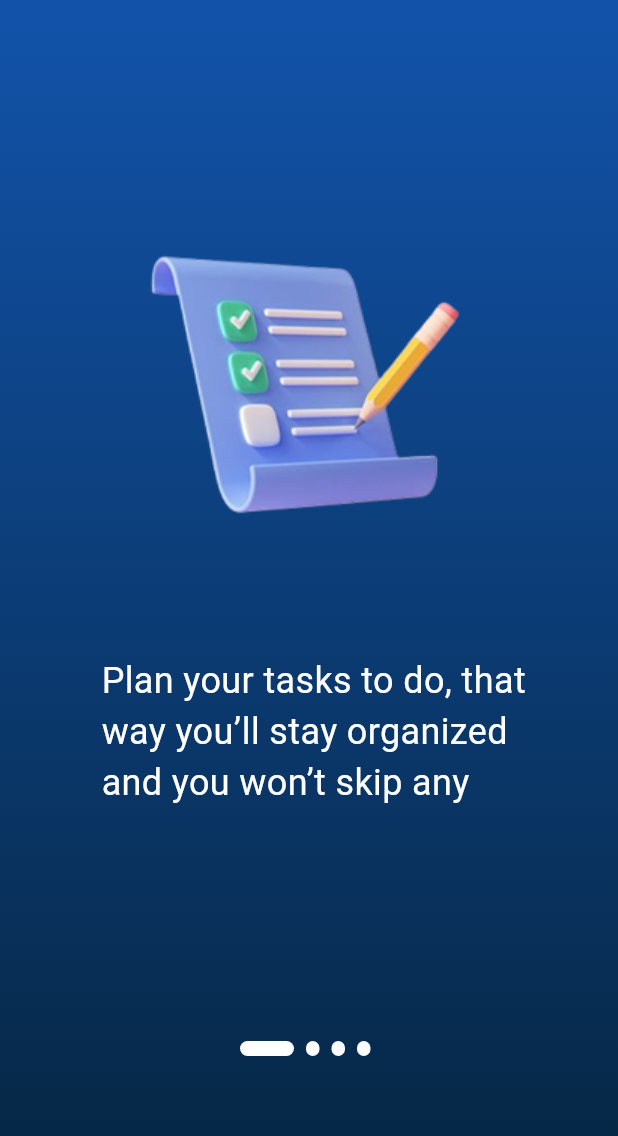
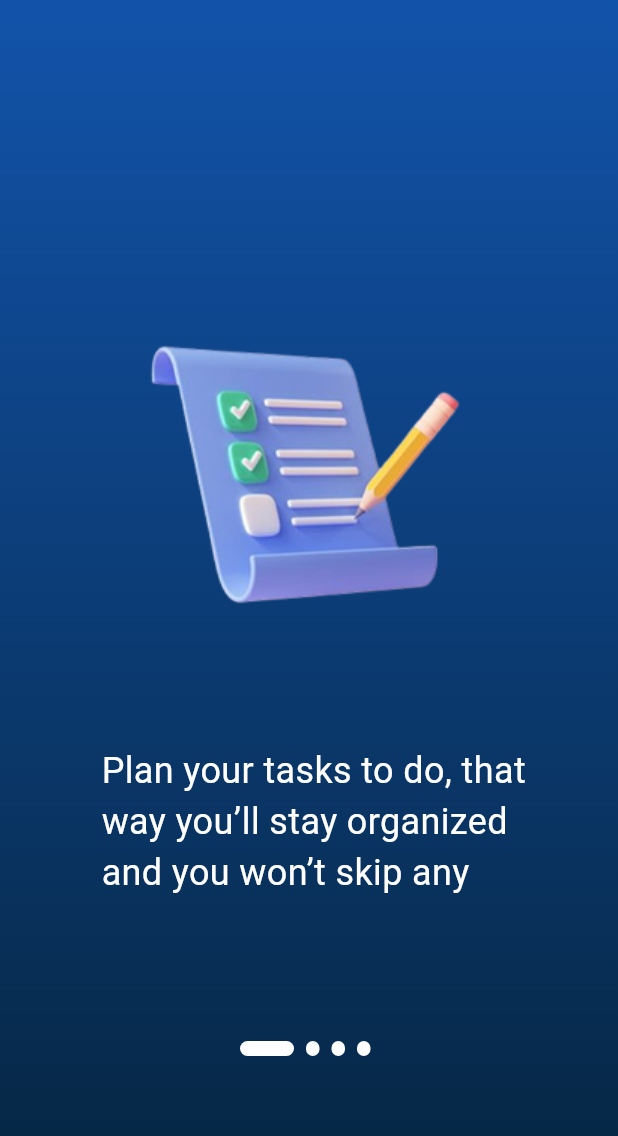
Before and after one commit to Adhamessam2/Todoapp, a Flutter app: the screen it shows after launch, on a phone screen of 412 x 824 dp. Shown: the top 1136 px of the screen. Run offline on Flutter 3.47's test engine with Material 3 defaults, Android fonts, the phone set to English and light mode, and no system bars; drawn by our look-alikes of smooth_page_indicator; our stand-ins replace cloud_firestore, firebase_auth, firebase_core, flutter_bloc, table_calendar; accounts and stored records are empty.

Commit message:
adjustment for cleaner code

```diff
--- a/lib/core/data/firebase_functions.dart
+++ b/lib/core/data/firebase_functions.dart
@@ -60,4 +60,8 @@ class FirebaseFunctions {
         .get();
     return AuthModel.fromJson(snapshot.data() as Map<String, dynamic>);
   }
+
+  Future<void> logout() async {
+    await _auth.signOut();
+  }
 }
--- a/lib/core/widegts/customform.dart
+++ b/lib/core/widegts/customform.dart
@@ -29,7 +29,6 @@ class Customtextformfield extends StatelessWidget {
           validator: validator,
           controller: controller,
           obscureText: ispassword,
-
           decoration: InputDecoration(
             hintText: label,
             hintStyle: TextStyle(color: Colors.black),
--- a/lib/features/auth/cubit/states.dart
+++ b/lib/features/auth/cubit/states.dart
@@ -15,3 +15,5 @@ class AuthErrorState extends AuthStates {
   final String error;
   AuthErrorState({required this.error});
 }
+
+class AuthLogout extends AuthStates {}
--- /dev/null
+++ b/lib/features/auth/onboarding_screen/onboarding.dart
@@ -0,0 +1,84 @@
+import 'package:flutter/material.dart';
+import 'package:todoapp/core/style_manegares/colors.dart';
+import 'package:todoapp/core/style_manegares/commonstyle.dart';
+import 'package:todoapp/features/auth/login/login.dart';
+
+class Startscreen1 extends StatelessWidget {
+  final String imagepath;
+  final String text;
+  final bool lastpage;
+  const Startscreen1({
+    super.key,
+    required this.imagepath,
+    required this.text,
+    required this.lastpage,
+  });
+
+  @override
+  Widget build(BuildContext context) {
+    return Scaffold(
+      body: Container(
+        width: double.infinity,
+        height: double.infinity,
+        decoration: BoxDecoration(
+          gradient: LinearGradient(
+            colors: [Appcolors.blue, Appcolors.navyblue],
+            begin: Alignment.topCenter,
+            end: Alignment.bottomCenter,
+          ),
+        ),
+        child: Column(
+          children: [
+            Padding(
+              padding: const EdgeInsets.only(top: 160),
+
+              child: Image.asset(imagepath),
+            ),
+            SizedBox(height: 40),
+            Text(text, style: Customstyle.mystyle),
+            SizedBox(height: 200),
+            if (lastpage)
+              Padding(
+                padding: const EdgeInsets.only(right: 50),
+                child: Row(
+                  mainAxisAlignment: MainAxisAlignment.end,
+                  children: [
+                    Padding(
+                      padding: const EdgeInsets.only(left: 20, top: 30),
+                      child: Container(
+                        width: 60,
+                        height: 60,
+                        decoration: BoxDecoration(
+                          boxShadow: [
+                            BoxShadow(
+                              color: Colors.grey.withOpacity(0.5),
+                              spreadRadius: 2,
+                              blurRadius: 7,
+                            ),
+                          ],
+                          color: Colors.white,
+                          borderRadius: BorderRadius.circular(30),
+                        ),
+
+                        child: IconButton(
+                          onPressed: () {
+                            Navigator.push(
+                              context,
+                              MaterialPageRoute(
+                                builder: (context) => Loginscreen(),
+                              ),
+                            );
+                          },
+                          icon: Icon(Icons.check),
+                        ),
+                      ),
+                    ),
+                  ],
+                ),
+              ),
+          ],
+        ),
+      ),
+    );
+  }
+}
--- a/lib/features/auth/onboarding_screen/pageview.dart
+++ b/lib/features/auth/onboarding_screen/pageview.dart
@@ -1,9 +1,7 @@
 import 'package:flutter/material.dart';
 import 'package:smooth_page_indicator/smooth_page_indicator.dart';
-import 'package:todoapp/features/auth/onboarding_screen/Startscreen2.dart';
-import 'package:todoapp/features/auth/onboarding_screen/Startscreen3.dart';
-import 'package:todoapp/features/auth/onboarding_screen/Startscreen4.dart';
-import 'package:todoapp/features/auth/onboarding_screen/startscreen1.dart';
+
+import 'package:todoapp/features/auth/onboarding_screen/onboarding.dart';
 
 class Onboarding extends StatefulWidget {
   const Onboarding({super.key});
@@ -22,10 +20,29 @@ class _OnboardingState extends State<Onboarding> {
           PageView(
             controller: onboardingcontroller,
             children: [
-              Startscreen1(),
-              Startscreen2(),
-              Startscreen3(),
-              Startscreen4(),
+              Startscreen1(
+                imagepath: 'assets/notepad icon .png',
+                text:
+                    ' Plan your tasks to do, that\n way you’ll stay organized\n and you won’t skip any',
+                lastpage: false,
+              ),
+              Startscreen1(
+                imagepath: 'assets/calendar.png',
+                text:
+                    'Organize your tasks by\n setting due dates and\n priorities',
+                lastpage: false,
+              ),
+              Startscreen1(
+                imagepath: 'assets/team.png',
+                text:
+                    ' create a team task, invite\n people and manage your\n         work together',
+                lastpage: false,
+              ),
+              Startscreen1(
+                imagepath: 'assets/Shield.png',
+                text: ' You informations are\n     secure with us',
+                lastpage: true,
+              ),
             ],
           ),
 
--- a/lib/features/auth/onboarding_screen/startscreen1.dart
+++ /dev/null
@@ -1,39 +0,0 @@
-import 'package:flutter/material.dart';
-import 'package:todoapp/core/style_manegares/colors.dart';
-import 'package:todoapp/core/style_manegares/commonstyle.dart';
-
-class Startscreen1 extends StatelessWidget {
-  const Startscreen1({super.key});
-
-  @override
-  Widget build(BuildContext context) {
-    return Scaffold(
-      body: Container(
-        width: double.infinity,
-        height: double.infinity,
-        decoration: BoxDecoration(
-          gradient: LinearGradient(
-            colors: [Appcolors.blue, Appcolors.navyblue],
-            begin: Alignment.topCenter,
-            end: Alignment.bottomCenter,
-          ),
-        ),
-        child: Column(
-          children: [
-            Padding(
-              padding: const EdgeInsets.only(top: 100),
-
-              child: Image.asset('assets/notepad icon .png'),
-            ),
-            SizedBox(height: 40),
-            Text(
-              ' Plan your tasks to do, that\n way you’ll stay organized\n and you won’t skip any',
-              style: Customstyle.mystyle,
-            ),
-            SizedBox(height: 200),
-          ],
-        ),
-      ),
-    );
-  }
-}
--- a/lib/main.dart
+++ b/lib/main.dart
@@ -1,6 +1,7 @@
 import 'package:firebase_core/firebase_core.dart';
 import 'package:flutter/material.dart';
 import 'package:flutter_bloc/flutter_bloc.dart';
+import 'package:todoapp/core/widegts/authgate.dart';
 import 'package:todoapp/features/auth/cubit/logic.dart';
 import 'package:todoapp/features/calendar/cubit/calendar_cubit.dart';
 import 'package:todoapp/features/splash_screen/splash.dart';
@@ -12,9 +13,14 @@ void main() async {
   runApp(Todoapp());
 }
 
-class Todoapp extends StatelessWidget {
+class Todoapp extends StatefulWidget {
   const Todoapp({super.key});
 
+  @override
+  State<Todoapp> createState() => _TodoappState();
+}
+
+class _TodoappState extends State<Todoapp> {
   @override
   Widget build(BuildContext context) {
     return MultiBlocProvider(
@@ -22,10 +28,7 @@ class Todoapp extends StatelessWidget {
         BlocProvider(create: (context) => CalendarCubit()),
         BlocProvider(create: (context) => Authlogic()),
       ],
-      child: MaterialApp(
-        home: Splashscreen(),
-        debugShowCheckedModeBanner: false,
-      ),
+      child: MaterialApp(home: Authgate(), debugShowCheckedModeBanner: false),
     );
   }
 }
```
Also changed, not shown: lib/core/widegts/authgate.dart (added, +24 -0 lines), lib/features/auth/cubit/logic.dart (+10 -0 lines), lib/features/auth/onboarding_screen/Startscreen2.dart (deleted, +0 -43 lines), lib/features/auth/onboarding_screen/Startscreen3.dart (deleted, +0 -44 lines), lib/features/auth/onboarding_screen/Startscreen4.dart (deleted, +0 -82 lines), lib/features/home/presentation/screens/home_screen.dart (+27 -1 lines).
